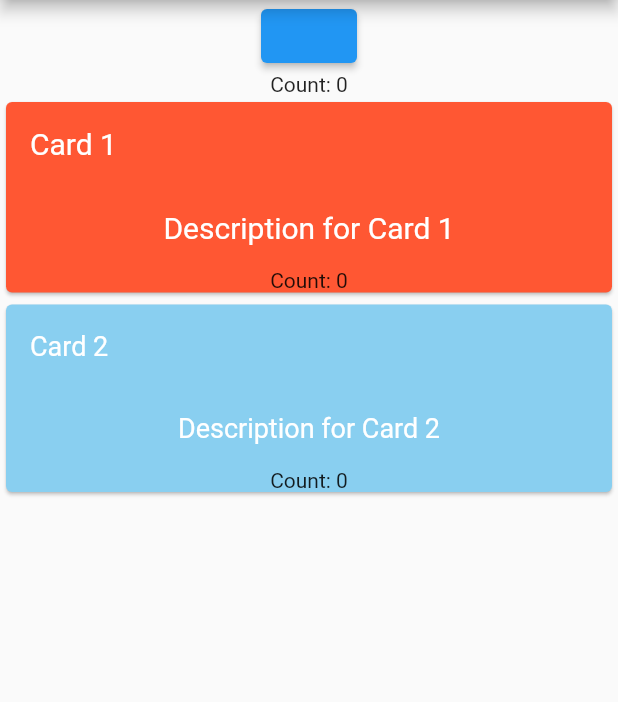
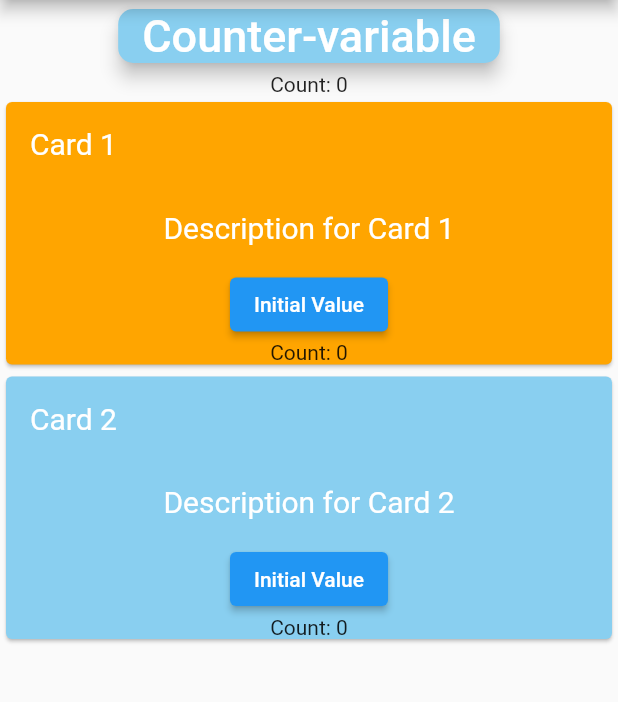
Before and after one commit to meenal-12/serverdrivenui, a Flutter app: the screen it shows after launch, on a phone screen of 412 x 824 dp, the part 84-786 px from its top. Run offline on Flutter 3.47's test engine with Material 2 defaults, Android fonts, the phone set to English and light mode, and no system bars; our stand-ins replace get.

Commit message:
second commit

```diff
--- a/lib/ServerDrivenCard.dart
+++ b/lib/ServerDrivenCard.dart
@@ -2,12 +2,13 @@ import 'package:flutter/material.dart';
 import 'package:cardserverdriven/Cards.dart';
 import 'package:cardserverdriven/CounterProvider.dart';
 import 'package:get/get.dart';
+import 'package:cardserverdriven/sharedcontroller.dart';
 
 class ServerDrivenCard extends StatelessWidget {
   final CardData data;
   final CounterController counterController = Get.put(CounterController());
-
-  ServerDrivenCard({required this.data});
+  final SharedController sharedController = Get.put(SharedController());
+  ServerDrivenCard({super.key, required this.data});
 
   @override
   Widget build(BuildContext context) {
@@ -37,8 +38,14 @@ class ServerDrivenCard extends StatelessWidget {
               ),
             ),
           ),
-          Obx(() => Text(
-              'Count: ${counterController.count}')), // Display the counter value on each card
+          ElevatedButton(
+            onPressed: () {
+              // Trigger an action and change the shared value
+              sharedController.someValue.value = "New Value";
+            },
+            child: Obx(() => Text(sharedController.someValue.value)),
+          ),
+          Obx(() => Text('Count: ${counterController.count}')),
         ],
       ),
     );
--- a/lib/ServerDrivenUI.dart
+++ b/lib/ServerDrivenUI.dart
@@ -1,7 +1,3 @@
-// import 'dart:js_util';
-
-import 'dart:js_util';
-
 import 'package:flutter/material.dart';
 import 'package:flutter/services.dart';
 import 'dart:convert';
@@ -20,6 +16,7 @@ class ServerDrivenUI extends StatefulWidget {
 
 class _ServerDrivenUIState extends State<ServerDrivenUI> {
   List<CardData> cardData = [];
+  ButtonData btnData = ButtonData.empty(); // Initialize with an empty instance
 
   final CounterController counterController = Get.put(CounterController());
 
@@ -37,35 +34,39 @@ class _ServerDrivenUIState extends State<ServerDrivenUI> {
     cardData = cardList.map((data) => CardData.fromJson(data)).toList();
 
     final List<dynamic> buttonData = jsonData['button'];
-    btnData = buttonData[0];
-    print(buttonData[0]);
+    if (buttonData.isNotEmpty) {
+      btnData = ButtonData.fromJson(buttonData[0]); // Populate btnData
+      print(btnData.text);
+    }
 
-    print(ButtonData);
     setState(() {});
   }
 
-  // void incrementCounter() {
-  //   setState(() {
-  //     counter++;
-  //   });
-  // }
-
   @override
   Widget build(BuildContext context) {
+    print(btnData.style.backgroundColor);
     return Scaffold(
       appBar: AppBar(
         title: const Text('Server Driven UI'),
       ),
       body: Column(
         children: [
-          //to make this server driven
-          // ElevatedButton(
-          //   onPressed: incrementCounter,
-          //   child: const Text('Increment Counter'),
-          // ),
           ElevatedButton(
             onPressed: () => counterController.increment(),
-            child: Text(btnData.text),
+            style: ElevatedButton.styleFrom(
+              backgroundColor: Color(int.parse(
+                  btnData.style.backgroundColor.replaceAll("#", "0xFF"))),
+              // Background color
+              // Text color
+              elevation: 5, // Shadow
+              shape: RoundedRectangleBorder(
+                borderRadius: BorderRadius.circular(10.0), // Border radius
+              ),
+            ),
+            child: Text(
+              btnData.text,
+              style: TextStyle(fontSize: btnData.style.fontSize),
+            ),
           ),
           Obx(() => Text('Count: ${counterController.count}')),
           Expanded(
--- a/lib/buttonStyle.dart
+++ b/lib/buttonStyle.dart
@@ -3,7 +3,9 @@ class ButtonData {
   final buttonStyle style;
 
   ButtonData({required this.text, required this.style});
-
+  ButtonData.empty()
+      : text = '',
+        style = buttonStyle.empty();
   factory ButtonData.fromJson(Map<String, dynamic> json) {
     return ButtonData(
         text: json['text'], style: buttonStyle.fromJson(json['style']));
@@ -20,6 +22,10 @@ class buttonStyle {
     required this.textColor,
     required this.fontSize,
   });
+  buttonStyle.empty()
+      : backgroundColor = '',
+        textColor = '',
+        fontSize = 0.0;
 
   factory buttonStyle.fromJson(Map<String, dynamic> json) {
     return buttonStyle(
--- /dev/null
+++ b/lib/sharedcontroller.dart
@@ -0,0 +1,5 @@
+import 'package:get/get.dart';
+
+class SharedController extends GetxController {
+  RxString someValue = "Initial Value".obs;
+}
```
Also changed, not shown: assets/json/sample.json (+8 -6 lines).
